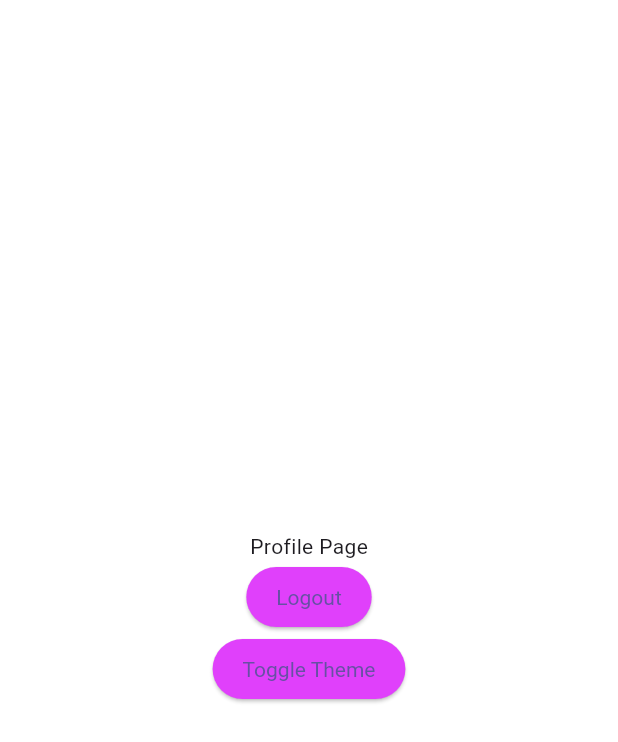
After one commit to Brahmacari-Learning/frontend_flutter, a Flutter app: the ProfileWidget screen opened directly, on a phone screen of 412 x 824 dp. The commit adds this screen. Shown: the top 742 px of the screen. Run offline on Flutter 3.47's test engine with Material 3 defaults, Android fonts, the phone set to English and light mode, and no system bars; our stand-ins replace shared_preferences; missing offline and left inert: jwt_decode; accounts and stored records are empty.

Commit message:
Add Logout

```diff
--- a/lib/src/screens/home_screen.dart
+++ b/lib/src/screens/home_screen.dart
@@ -1,5 +1,6 @@
 import 'package:flutter/material.dart';
 import 'package:vedanta_frontend/src/widgets/level_widget.dart';
+import 'package:vedanta_frontend/src/widgets/profile_widget.dart';
 
 class HomeScreen extends StatefulWidget {
   const HomeScreen({super.key});
@@ -18,7 +19,7 @@ class _HomeScreenState extends State<HomeScreen> {
     Text('Settings Page'),
     Text('Notifications Page'),
     Text('Messages Page'),
-    Text('More Page'),
+    ProfileWidget(),
   ];
 
   void _onItemTapped(int index) {
--- a/lib/src/widgets/level_widget.dart
+++ b/lib/src/widgets/level_widget.dart
@@ -1,9 +1,6 @@
 import 'package:flutter/material.dart';
 import 'package:jwt_decode/jwt_decode.dart';
-import 'package:provider/provider.dart';
 import 'package:shared_preferences/shared_preferences.dart';
-import 'package:vedanta_frontend/src/providers/auth_provider.dart';
-import 'package:vedanta_frontend/src/providers/theme_provider.dart';
 
 class LevelWidget extends StatefulWidget {
   const LevelWidget({super.key});
@@ -35,9 +32,6 @@ class _LevelWidgetState extends State<LevelWidget> {
 
   @override
   Widget build(BuildContext context) {
-    final authProvider = Provider.of<AuthProvider>(context, listen: false);
-    final themeProvider = Provider.of<ThemeProvider>(context);
-
     return Center(
       child: Padding(
         padding: const EdgeInsets.all(16.0),
--- /dev/null
+++ b/lib/src/widgets/profile_widget.dart
@@ -0,0 +1,41 @@
+import 'package:flutter/material.dart';
+import 'package:provider/provider.dart';
+import 'package:vedanta_frontend/src/providers/auth_provider.dart';
+import 'package:vedanta_frontend/src/providers/theme_provider.dart';
+
+class ProfileWidget extends StatefulWidget {
+  const ProfileWidget({super.key});
+
+  @override
+  State<ProfileWidget> createState() => _ProfileWidgetState();
+}
+
+class _ProfileWidgetState extends State<ProfileWidget> {
+  @override
+  Widget build(BuildContext context) {
+    final authProvider = Provider.of<AuthProvider>(context, listen: false);
+    final themeProvider = Provider.of<ThemeProvider>(context);
+    return Scaffold(
+      body: Center(
+          child: Column(
+        mainAxisAlignment: MainAxisAlignment.center,
+        children: [
+          const Text('Profile Page'),
+          ElevatedButton(
+            onPressed: () async {
+              await authProvider.logout();
+              Navigator.of(context).pushReplacementNamed('/login');
+            },
+            child: const Text('Logout'),
+          ),
+          ElevatedButton(
+            onPressed: () {
+              themeProvider.toggleTheme();
+            },
+            child: const Text('Toggle Theme'),
+          ),
+        ],
+      )),
+    );
+  }
+}
```
